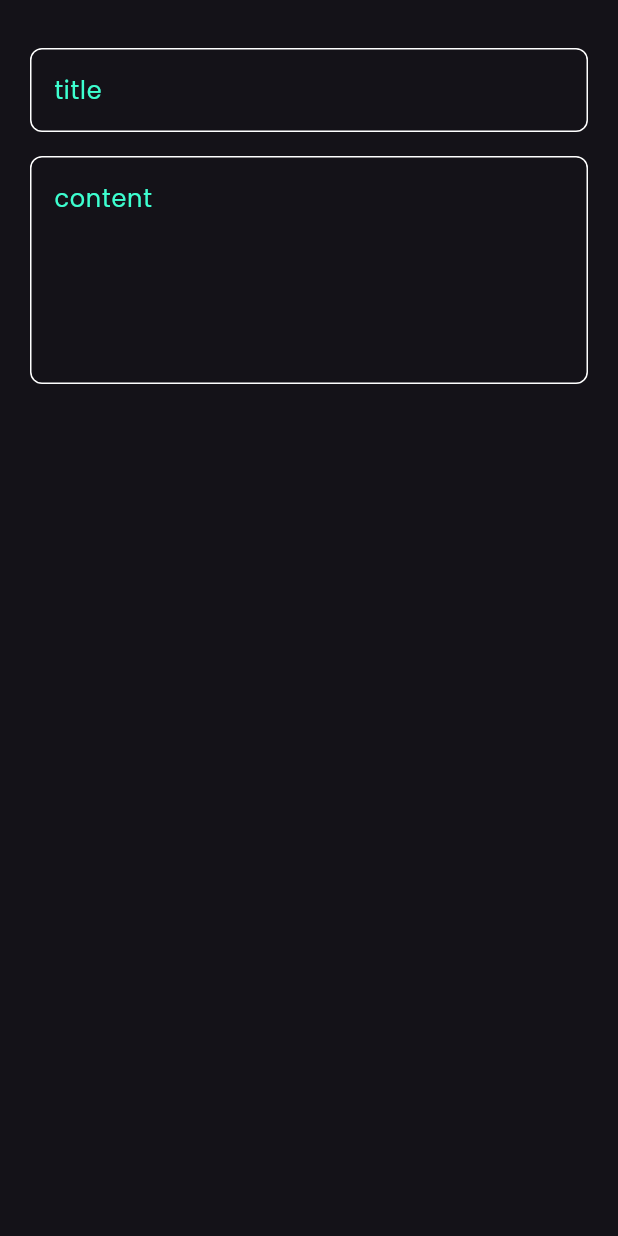
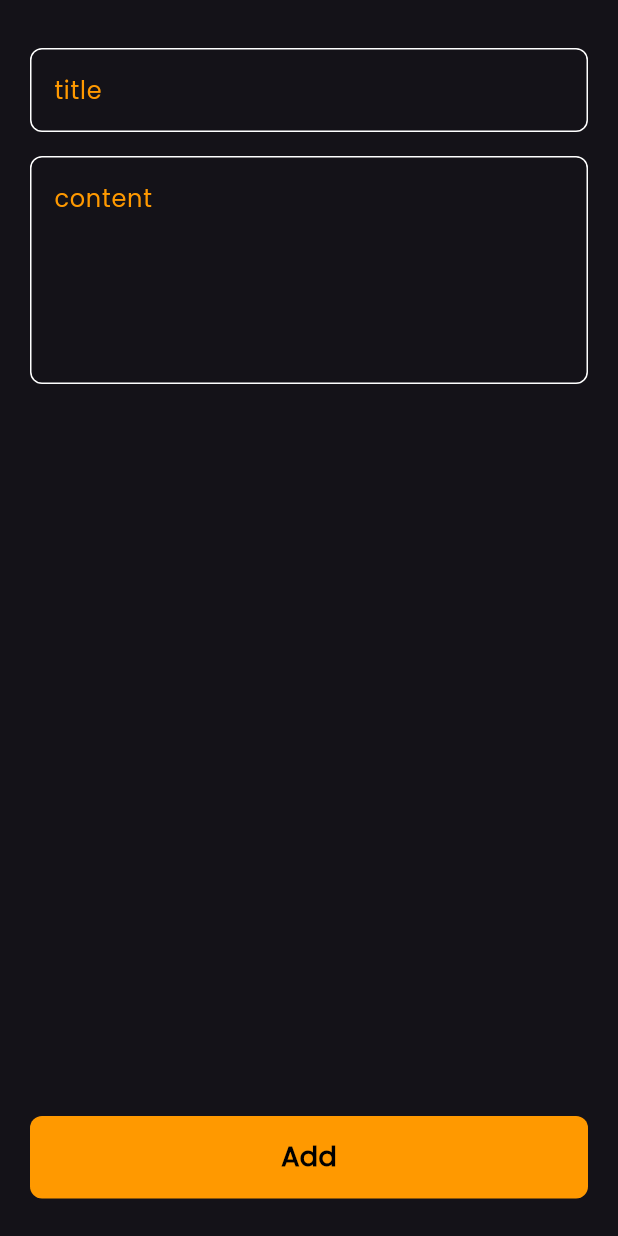
Before and after one commit to Ahmedmabrouk7/notes_app, a Flutter app: the AddNoteBottomSheet widget shown alone on an empty page, opened directly, on a phone screen of 412 x 824 dp. Run offline on Flutter 3.47's test engine with Material 3 defaults, Android fonts, the phone set to English and light mode, and no system bars.

Commit message:
add button

```diff
--- a/lib/constants.dart
+++ b/lib/constants.dart
@@ -1,3 +1,3 @@
 import 'package:flutter/animation.dart';
 
-const kPrimaryColor = Color(0xff3dffd0);
+const kPrimaryColor = Color.fromARGB(255, 255, 153, 0);
--- a/lib/views/widgets/add_note_bottom_sheet.dart
+++ b/lib/views/widgets/add_note_bottom_sheet.dart
@@ -1,4 +1,5 @@
 import 'package:flutter/material.dart';
+import 'package:noteapp/constants.dart';
 import 'package:noteapp/views/widgets/custom_text_field.dart';
 
 class AddNoteBottomSheet extends StatelessWidget {
@@ -23,8 +24,37 @@ class AddNoteBottomSheet extends StatelessWidget {
             hint: 'content',
             maxLines: 5,
           ),
+          Spacer(),
+          CustomButton(),
+          SizedBox(
+            height: 25,
+          )
         ],
       ),
     );
   }
 }
+
+class CustomButton extends StatelessWidget {
+  const CustomButton({super.key});
+
+  @override
+  Widget build(BuildContext context) {
+    return Container(
+      width: MediaQuery.of(context).size.width,
+      height: 55,
+      decoration: BoxDecoration(
+          color: kPrimaryColor, borderRadius: BorderRadius.circular(8)),
+      child: const Center(
+        child: Text(
+          'Add',
+          style: TextStyle(
+            color: Colors.black,
+            fontWeight: FontWeight.bold,
+            fontSize: 18,
+          ),
+        ),
+      ),
+    );
+  }
+}
```
